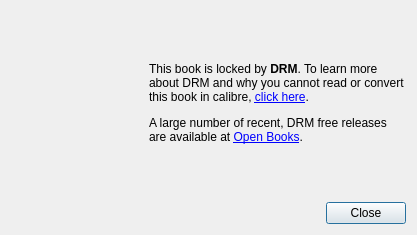
Old version of the form src/calibre/gui2/dialogs/drm_error.ui in the repository debian-calibre/calibre.
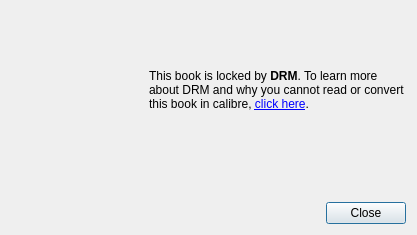
New version of the form. Icons and pictures are not drawn.

The edit to the form file:
```diff
--- a/src/calibre/gui2/dialogs/drm_error.ui
+++ b/src/calibre/gui2/dialogs/drm_error.ui
@@ -44,8 +44,7 @@
     <widget class="QLabel" name="msg">
      <property name="text">
       <string>&lt;p&gt;This book is locked by &lt;b&gt;DRM&lt;/b&gt;. To learn more about DRM and why you cannot read or convert this book in calibre, 
-          &lt;a href=&quot;https://drmfree.calibre-ebook.com/about#drm&quot;&gt;click here&lt;/a&gt;.&lt;p&gt;A large number of recent, DRM free releases are 
-          available at &lt;a href=&quot;https://drmfree.calibre-ebook.com&quot;&gt;Open Books&lt;/a&gt;.</string>
+          &lt;a href=&quot;https://manual.calibre-ebook.com/drm.html&quot;&gt;click here&lt;/a&gt;.&lt;p&gt;</string>
      </property>
      <property name="wordWrap">
       <bool>true</bool>
```
